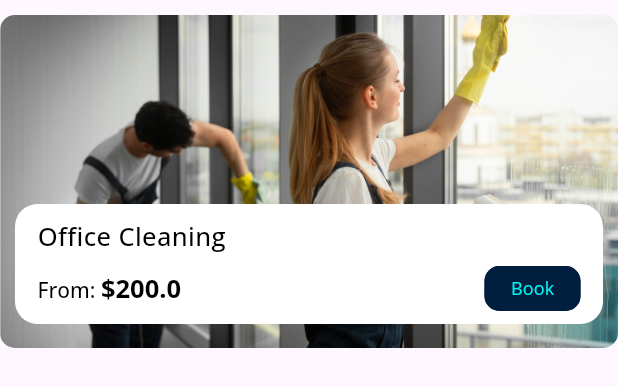
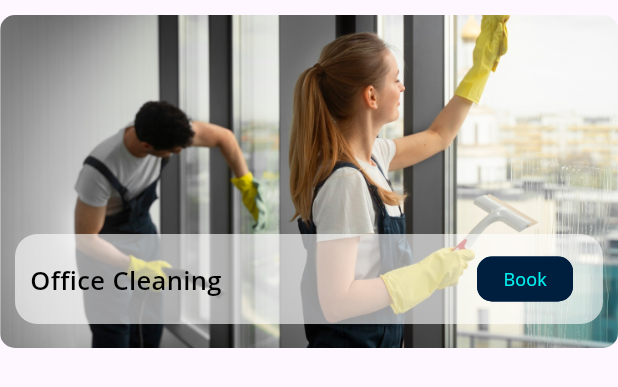
Before and after one commit to BizTidyTech/biztech_mobile_app, a Flutter app: what serviceCard() shows on an empty page, opened directly with sample values from the repository, on a phone screen of 412 x 824 dp. Shown: the top 387 px of the screen. Run offline on Flutter 3.47's test engine with Material 3 defaults, Android fonts, the phone set to English and light mode, and no system bars; our stand-ins replace cloud_firestore, entry, firebase_auth, firebase_core, fluttertoast, get and 8 more; missing offline and left inert: animate_gradient, cupertino_will_pop_scope, email_otp, flutter_paypal, omni_datetime_picker, quds_popup_menu; accounts and stored records are empty.

Commit message:
modified services

```diff
--- a/lib/ui/features/home/home_view/widgets/service_card.dart
+++ b/lib/ui/features/home/home_view/widgets/service_card.dart
@@ -6,6 +6,7 @@ import 'package:tidytech/ui/features/booking/booking_controller/booking_controll
 import 'package:tidytech/ui/features/home/home_model/services_model.dart';
 import 'package:tidytech/ui/features/nav_bar/data/page_index_class.dart';
 import 'package:tidytech/ui/shared/custom_button.dart';
+import 'package:tidytech/ui/shared/spacer.dart';
 import 'package:tidytech/utils/app_constants/app_colors.dart';
 import 'package:tidytech/utils/app_constants/app_strings.dart';
 import 'package:tidytech/utils/app_constants/app_styles.dart';
@@ -32,26 +33,31 @@ Widget serviceCard(ServiceModel service, {bool? popPage}) {
           ),
           Container(
             margin: const EdgeInsets.symmetric(horizontal: 10, vertical: 16),
-            padding: const EdgeInsets.symmetric(horizontal: 15),
-            height: 80,
+            padding: const EdgeInsets.symmetric(horizontal: 10),
+            height: 60,
             width: screenWidth(context),
             decoration: BoxDecoration(
               borderRadius: BorderRadius.circular(15),
-              color: AppColors.plainWhite,
+              color: AppColors.plainWhite.withOpacity(0.6),
             ),
             child: Column(
               crossAxisAlignment: CrossAxisAlignment.start,
               mainAxisAlignment: MainAxisAlignment.spaceEvenly,
               children: [
+                /*
                 Text(
                   "${service.name} Cleaning",
                   overflow: TextOverflow.ellipsis,
                   maxLines: 1,
                   style: AppStyles.normalStringStyle(17, AppColors.fullBlack),
                 ),
-                Row(
+                */
+                SizedBox(
+                  width: screenWidth(context) - 50,
+                  child: Row(
                     mainAxisAlignment: MainAxisAlignment.spaceBetween,
                     children: [
+                      /*
                       RichText(
                         text: TextSpan(
                           text: "From: ",
@@ -70,6 +76,17 @@ Widget serviceCard(ServiceModel service, {bool? popPage}) {
                           ],
                         ),
                       ),
+                      */
+                      Expanded(
+                        child: Text(
+                          "${service.name} Cleaning",
+                          overflow: TextOverflow.ellipsis,
+                          maxLines: 1,
+                          style: AppStyles.regularStringStyle(
+                              17, AppColors.fullBlack),
+                        ),
+                      ),
+                      horizontalSpacer(10),
                       SizedBox(
                         height: 30,
                         child: CustomButton(
@@ -89,6 +106,7 @@ Widget serviceCard(ServiceModel service, {bool? popPage}) {
                       ),
                     ],
                   ),
+                ),
               ],
             ),
           ),
```
Also changed, not shown: lib/ui/features/booking/booking_controller/booking_controller.dart (+14 -1 lines), lib/ui/features/booking/booking_model/booking_model.dart (+76 -0 lines), lib/ui/features/booking/booking_view/bookings_review_screen.dart (+9 -1 lines), lib/ui/features/home/data/services_data.dart (+5 -5 lines). Lines whose indentation alone changed are shown as unchanged.
